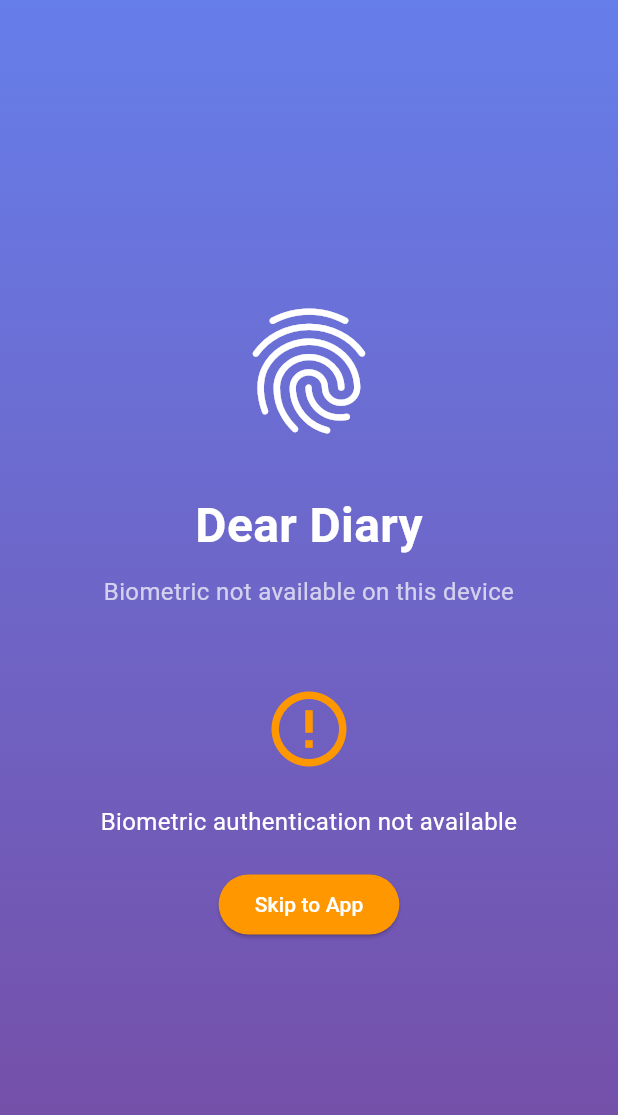
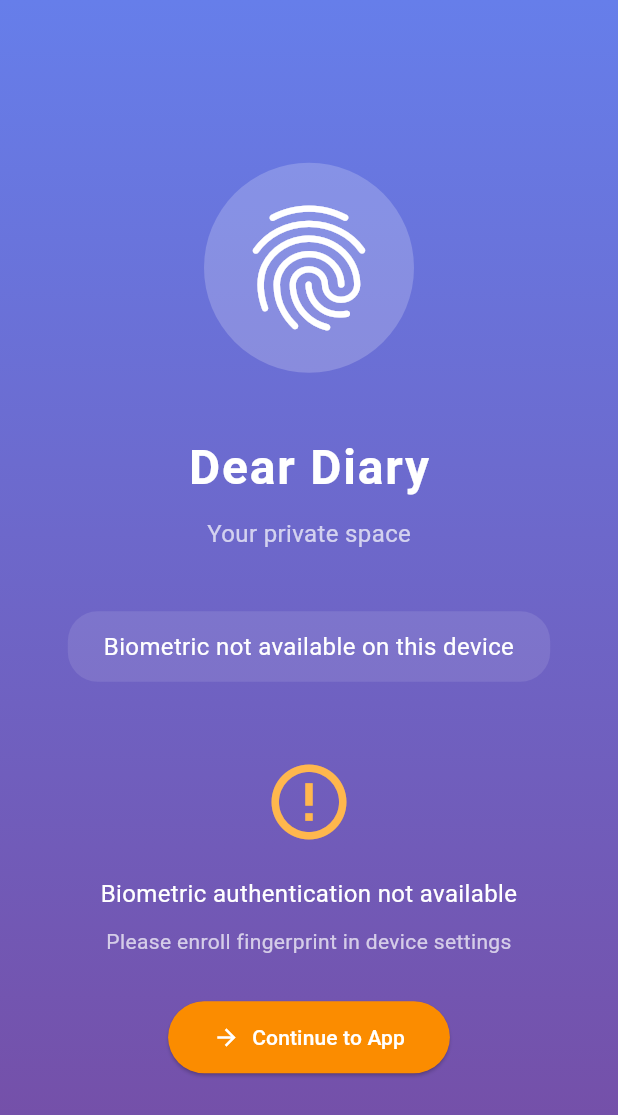
Before and after one commit to Aqilah87/MyDiary_CSC660Indv, a Flutter app: the LockScreen screen opened directly, on a phone screen of 412 x 824 dp. Shown: the top 1115 px of the screen. Run offline on Flutter 3.47's test engine with Material 3 defaults, Android fonts, the phone set to English and light mode, and no system bars; our stand-ins replace connectivity_plus, hive, hive_flutter, image_picker, local_auth, permission_handler and 2 more; accounts and stored records are empty.

Commit message:
jwanjii last

```diff
--- a/lib/lock_screen.dart
+++ b/lib/lock_screen.dart
@@ -2,7 +2,6 @@
 // BIOMETRIC ONLY - NO PIN
 
 import 'package:flutter/material.dart';
-import 'package:shared_preferences/shared_preferences.dart';
 import 'package:local_auth/local_auth.dart';
 import 'pages/home_page.dart';
 
@@ -17,7 +16,7 @@ class LockScreen extends StatefulWidget {
 class _LockScreenState extends State<LockScreen> {
   final LocalAuthentication _localAuth = LocalAuthentication();
 
-  bool _isAuthenticating = true;
+  bool _isAuthenticating = false;
   String _statusMessage = 'Checking biometric...';
   bool _biometricAvailable = false;
 
@@ -29,7 +28,6 @@ class _LockScreenState extends State<LockScreen> {
 
   Future<void> _checkBiometricAvailability() async {
     setState(() {
-      _isAuthenticating = true;
       _statusMessage = 'Checking device capabilities...';
     });
 
@@ -42,17 +40,32 @@ class _LockScreenState extends State<LockScreen> {
       print('   isDeviceSupported: $isDeviceSupported');
 
       if (canCheckBiometrics && isDeviceSupported) {
+        // Check available biometrics
+        final List<BiometricType> availableBiometrics =
+            await _localAuth.getAvailableBiometrics();
+
+        print('   availableBiometrics: $availableBiometrics');
+
+        if (availableBiometrics.isNotEmpty) {
           setState(() {
             _biometricAvailable = true;
-          _statusMessage = 'Biometric available';
+            _statusMessage = 'Tap to authenticate';
           });
 
-        await Future.delayed(Duration(milliseconds: 500));
+          // Auto-trigger authentication after short delay
+          await Future.delayed(Duration(milliseconds: 800));
+          if (mounted) {
             _authenticate();
+          }
         } else {
           setState(() {
             _biometricAvailable = false;
-          _isAuthenticating = false;
+            _statusMessage = 'No biometric enrolled on device';
+          });
+        }
+      } else {
+        setState(() {
+          _biometricAvailable = false;
           _statusMessage = 'Biometric not available on this device';
         });
       }
@@ -60,13 +73,14 @@ class _LockScreenState extends State<LockScreen> {
       print('❌ Error checking biometric: $e');
       setState(() {
         _biometricAvailable = false;
-        _isAuthenticating = false;
-        _statusMessage = 'Error checking biometric: $e';
+        _statusMessage = 'Error: $e';
       });
     }
   }
 
   Future<void> _authenticate() async {
+    if (_isAuthenticating) return;
+
     setState(() {
       _isAuthenticating = true;
       _statusMessage = 'Authenticating...';
@@ -77,7 +91,9 @@ class _LockScreenState extends State<LockScreen> {
         localizedReason: 'Please authenticate to access your diary',
         options: const AuthenticationOptions(
           stickyAuth: true,
-          biometricOnly: false,
+          biometricOnly: false, // Allows PIN/Pattern as fallback
+          useErrorDialogs: true,
+          sensitiveTransaction: true,
         ),
       );
 
@@ -95,19 +111,51 @@ class _LockScreenState extends State<LockScreen> {
       print('❌ Authentication error: $e');
       setState(() {
         _isAuthenticating = false;
-        _statusMessage = 'Authentication error: $e';
+        _statusMessage = 'Error: ${e.toString()}';
       });
+
+      // Show error dialog
+      _showErrorDialog(e.toString());
     }
+  }
+
+  void _showErrorDialog(String error) {
+    showDialog(
+      context: context,
+      builder: (_) => AlertDialog(
+        title: Text('Authentication Error'),
+        content: Text(error),
+        actions: [
+          TextButton(
+            child: Text('Retry'),
+            onPressed: () {
+              Navigator.pop(context);
+              _authenticate();
+            },
+          ),
+          if (!_isAuthenticating)
+            TextButton(
+              child: Text('Skip'),
+              onPressed: () {
+                Navigator.pop(context);
+                _goToHome();
+              },
+            ),
+        ],
+      ),
+    );
   }
 
   void _goToHome() {
     print('✅ Authentication successful - navigating to HomePage');
+    if (mounted) {
       Navigator.pushReplacement(
         context,
         MaterialPageRoute(
           builder: (_) => widget.childAfterUnlock ?? HomePage(),
         ),
       );
+    }
   }
 
   @override
@@ -131,43 +179,76 @@ class _LockScreenState extends State<LockScreen> {
               child: Column(
                 mainAxisSize: MainAxisSize.min,
                 children: [
-                  Icon(
+                  // Fingerprint Icon
+                  Container(
+                    padding: EdgeInsets.all(20),
+                    decoration: BoxDecoration(
+                      color: Colors.white.withOpacity(0.2),
+                      shape: BoxShape.circle,
+                    ),
+                    child: Icon(
                       Icons.fingerprint,
                       size: 100,
                       color: Colors.white,
                     ),
-                  SizedBox(height: 30),
+                  ),
+                  SizedBox(height: 40),
 
+                  // Title
                   Text(
                     'Dear Diary',
                     style: TextStyle(
                       color: Colors.white,
                       fontSize: 32,
                       fontWeight: FontWeight.bold,
+                      letterSpacing: 1.2,
                     ),
                   ),
                   SizedBox(height: 10),
 
+                  // Subtitle
                   Text(
-                    _statusMessage,
-                    textAlign: TextAlign.center,
+                    'Your private space',
                     style: TextStyle(
                       color: Colors.white70,
                       fontSize: 16,
                     ),
                   ),
+                  SizedBox(height: 40),
+
+                  // Status Message
+                  Container(
+                    padding: EdgeInsets.symmetric(horizontal: 24, vertical: 12),
+                    decoration: BoxDecoration(
+                      color: Colors.white.withOpacity(0.1),
+                      borderRadius: BorderRadius.circular(20),
+                    ),
+                    child: Text(
+                      _statusMessage,
+                      textAlign: TextAlign.center,
+                      style: TextStyle(
+                        color: Colors.white,
+                        fontSize: 16,
+                      ),
+                    ),
+                  ),
                   SizedBox(height: 50),
 
+                  // Authentication Status/Button
                   if (_isAuthenticating)
                     Column(
                       children: [
                         CircularProgressIndicator(
                           valueColor: AlwaysStoppedAnimation<Color>(Colors.white),
+                          strokeWidth: 3,
                         ),
                         SizedBox(height: 20),
                         Text(
                           'Authenticating...',
-                          style: TextStyle(color: Colors.white70),
+                          style: TextStyle(
+                            color: Colors.white70,
+                            fontSize: 14,
+                          ),
                         ),
                       ],
                     )
@@ -179,7 +260,10 @@ class _LockScreenState extends State<LockScreen> {
                             icon: Icon(Icons.fingerprint, size: 28),
                             label: Text(
                               'Authenticate',
-                              style: TextStyle(fontSize: 18),
+                              style: TextStyle(
+                                fontSize: 18,
+                                fontWeight: FontWeight.bold,
+                              ),
                             ),
                             onPressed: _authenticate,
                             style: ElevatedButton.styleFrom(
@@ -187,11 +271,12 @@ class _LockScreenState extends State<LockScreen> {
                               foregroundColor: Color(0xFF764ba2),
                               padding: EdgeInsets.symmetric(
                                 horizontal: 40,
-                                vertical: 15,
+                                vertical: 16,
                               ),
                               shape: RoundedRectangleBorder(
                                 borderRadius: BorderRadius.circular(30),
                               ),
+                              elevation: 5,
                             ),
                           )
                         else
@@ -200,7 +285,7 @@ class _LockScreenState extends State<LockScreen> {
                               Icon(
                                 Icons.error_outline,
                                 size: 60,
-                                color: Colors.orange,
+                                color: Colors.orange.shade300,
                               ),
                               SizedBox(height: 20),
                               Text(
@@ -211,13 +296,30 @@ class _LockScreenState extends State<LockScreen> {
                                   fontSize: 16,
                                 ),
                               ),
-                              SizedBox(height: 20),
-                              ElevatedButton(
-                                child: Text('Skip to App'),
+                              SizedBox(height: 10),
+                              Text(
+                                'Please enroll fingerprint in device settings',
+                                textAlign: TextAlign.center,
+                                style: TextStyle(
+                                  color: Colors.white70,
+                                  fontSize: 14,
+                                ),
+                              ),
+                              SizedBox(height: 30),
+                              ElevatedButton.icon(
+                                icon: Icon(Icons.arrow_forward),
+                                label: Text('Continue to App'),
                                 onPressed: _goToHome,
                                 style: ElevatedButton.styleFrom(
-                                  backgroundColor: Colors.orange,
+                                  backgroundColor: Colors.orange.shade600,
                                   foregroundColor: Colors.white,
+                                  padding: EdgeInsets.symmetric(
+                                    horizontal: 30,
+                                    vertical: 14,
+                                  ),
+                                  shape: RoundedRectangleBorder(
+                                    borderRadius: BorderRadius.circular(25),
+                                  ),
                                 ),
                               ),
                             ],
```
Also changed, not shown: lib/helpers/biometric_helper.dart (added, +33 -0 lines), lib/main.dart (+38 -5 lines), 2 other files. Lines whose indentation alone changed are shown as unchanged.
